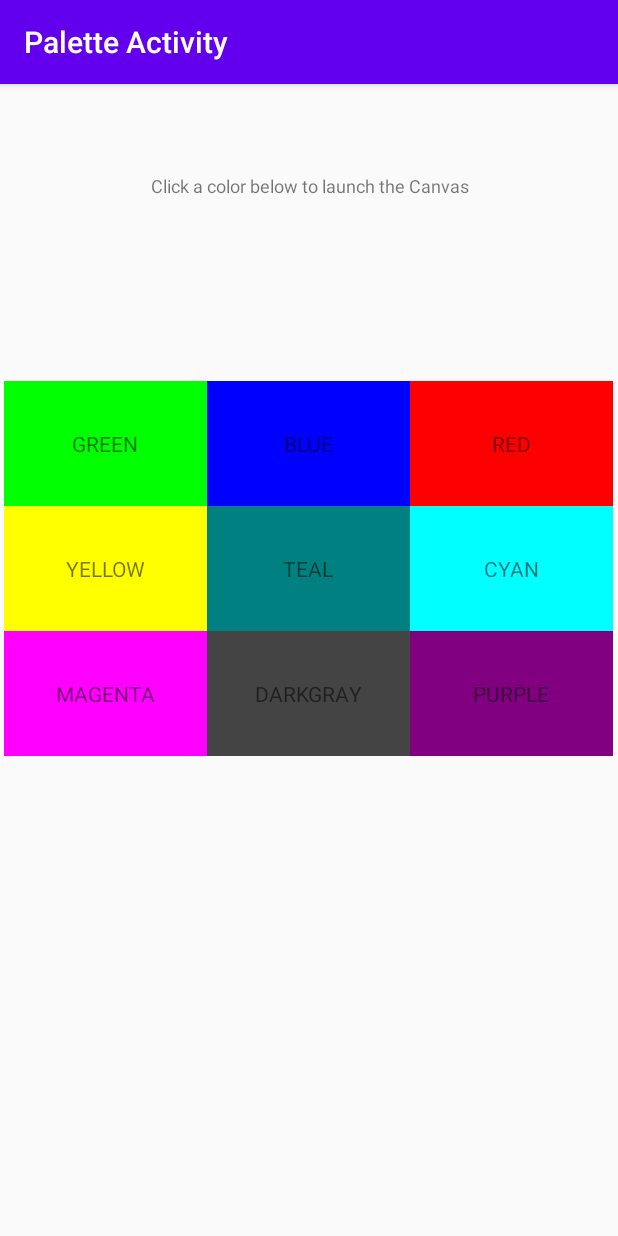
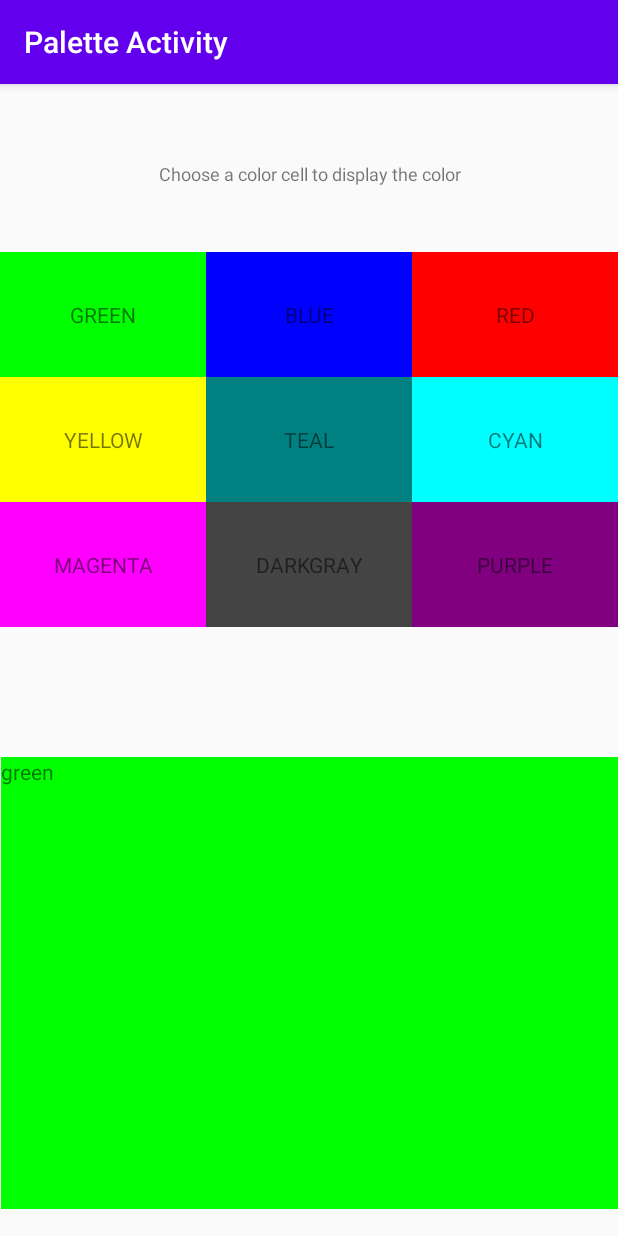
Before and after one commit to Terence21/Lab4-Grid, an Android app: the screen it shows after launch (MainActivity), after a tap on "GREEN", on a phone screen of 412 x 824 dp. Run offline under Robolectric (Android 15) with nearby library versions, the phone set to English and light mode, and no system bars.

Commit message:
first solution to showing color in canvas fragment 1. made a defineColorView method that is called when the mainActivity's implementation method is called

```diff
--- a/app/src/main/java/temple/edu/gridassignment/CanvasFragment.java
+++ b/app/src/main/java/temple/edu/gridassignment/CanvasFragment.java
@@ -1,62 +1,57 @@
 package temple.edu.gridassignment;
 
+import android.content.Context;
+import android.graphics.Color;
 import android.os.Bundle;
+import android.widget.TextView;
 import androidx.fragment.app.Fragment;
 import android.view.LayoutInflater;
 import android.view.View;
 import android.view.ViewGroup;
 
-/**
- * A simple {@link Fragment} subclass.
- * Use the {@link CanvasFragment#newInstance} factory method to
- * create an instance of this fragment.
- */
+
 public class CanvasFragment extends Fragment {
 
-    // TODO: Rename parameter arguments, choose names that match
-    // the fragment initialization parameters, e.g. ARG_ITEM_NUMBER
-    private static final String ARG_PARAM1 = "param1";
-    private static final String ARG_PARAM2 = "param2";
-
-    // TODO: Rename and change types of parameters
-    private String mParam1;
-    private String mParam2;
+   String color;
+   int position;
+   String[] colors;
 
     public CanvasFragment() {
-        // Required empty public constructor
+
     }
 
-    /**
-     * Use this factory method to create a new instance of
-     * this fragment using the provided parameters.
-     *
-     * @param param1 Parameter 1.
-     * @param param2 Parameter 2.
-     * @return A new instance of fragment CanvasFragment.
-     */
-    // TODO: Rename and change types and number of parameters
-    public static CanvasFragment newInstance(String param1, String param2) {
+    public static CanvasFragment newInstance(Context context) {
         CanvasFragment fragment = new CanvasFragment();
-        Bundle args = new Bundle();
-        args.putString(ARG_PARAM1, param1);
-        args.putString(ARG_PARAM2, param2);
-        fragment.setArguments(args);
+        Bundle bundle = new Bundle();
+        fragment.setArguments(bundle);
         return fragment;
     }
 
     @Override
     public void onCreate(Bundle savedInstanceState) {
         super.onCreate(savedInstanceState);
-        if (getArguments() != null) {
-            mParam1 = getArguments().getString(ARG_PARAM1);
-            mParam2 = getArguments().getString(ARG_PARAM2);
-        }
+
+        colors = getResources().getStringArray(R.array.color_array);
+
+
     }
 
     @Override
     public View onCreateView(LayoutInflater inflater, ViewGroup container,
                              Bundle savedInstanceState) {
         // Inflate the layout for this fragment
-        return inflater.inflate(R.layout.fragment_canvas, container, false);
+        View view  =  inflater.inflate(R.layout.fragment_canvas, container, false);
+        TextView colorView = (TextView) view.findViewById(R.id._colorView);
+        colorView.setBackgroundColor(Color.parseColor(color));
+        colorView.setText(view.getResources().getStringArray(R.array.color_array)[position]);
+        return view;
     }
+
+
+    public void defineColorView(int position, String colorName){
+        this.position = position;
+        this.color = colorName;
+    }
+
+
 }
--- a/app/src/main/java/temple/edu/gridassignment/MainActivity.java
+++ b/app/src/main/java/temple/edu/gridassignment/MainActivity.java
@@ -14,6 +14,7 @@ import androidx.appcompat.app.AppCompatActivity;
 import android.os.Bundle;
 import androidx.fragment.app.Fragment;
 import androidx.fragment.app.FragmentManager;
+import androidx.fragment.app.FragmentTransaction;
 
 import java.util.ArrayList;
 import java.util.Arrays;
@@ -21,7 +22,7 @@ import java.util.Locale;
 
 public class MainActivity extends AppCompatActivity implements PaletteFragment.FragmentInteractionListener {
 
-    boolean isClicked;
+    boolean clickedColor;
     FragmentManager fm;
 
     @Override
@@ -29,6 +30,8 @@ public class MainActivity extends AppCompatActivity implements PaletteFragment.F
         super.onCreate(savedInstanceState);
         setContentView(R.layout.activity_main);
         this.setTitle(R.string.name_Palette_activity);
+
+        clickedColor = false;
 
         TextView user_prompt = (TextView) findViewById(R.id._prompt);
         user_prompt.setText(R.string.prompt_text);
@@ -49,34 +52,29 @@ public class MainActivity extends AppCompatActivity implements PaletteFragment.F
                 .commit();
 
 
+    }
+
+
+    @Override
+    public void displayColor(int positon, String color) {
+        if (clickedColor) {
+            ((CanvasFragment) getSupportFragmentManager().findFragmentById(R.id._colorView)).defineColorView(positon, color);
+            FragmentManager fm = getSupportFragmentManager();
+            FragmentTransaction ft = fm.beginTransaction();
+            ft.replace(R.id.container_2, getSupportFragmentManager().findFragmentById(R.id._colorView))
+                    .commit();
+        } else {
+            // error is taking place here, it says null object on setText
+            CanvasFragment canvasFragment = CanvasFragment.newInstance(this);
+            canvasFragment.defineColorView(positon,color);
+            FragmentManager fm = getSupportFragmentManager();
+            FragmentTransaction ft = fm.beginTransaction();
+            ft.add(R.id.container_2, canvasFragment)
+                    .commit();
+            clickedColor = true;
+
+        }
 
 
     }
-
-    /**
-     * send the text value of view to another activity
-     * @param v TextView from from ColorAdapter to send text to activity
-     */
-    public void send(View v, int position, Context context, Resources res){
-        Intent intent = new Intent(context, CanvasActivity.class);
-
-        //respective language text from textView
-        intent.putExtra(res.getString(R.string.Language), ((TextView)v).getText());
-
-        //always send english output of array at position... is to be parsed by color
-        Configuration configuration = new Configuration();
-        configuration.setLocale(new Locale(res.getString(R.string.locale_en)));
-
-        intent.putExtra(res.getString(R.string.English), this.getApplicationContext().createConfigurationContext(configuration)
-                .getResources().getStringArray(R.array.color_array)[position]);
-
-        intent.putExtra(res.getString(R.string.position), position);
-        startActivity(intent);
-
-    }
-
-    @Override
-    public void displayColor(String color) {
-
-    }
 }
--- a/app/src/main/java/temple/edu/gridassignment/PaletteFragment.java
+++ b/app/src/main/java/temple/edu/gridassignment/PaletteFragment.java
@@ -49,6 +49,7 @@ public class PaletteFragment extends Fragment {
                              Bundle savedInstanceState) {
         // attachToRoot means instantly setting view to root of container specified...
         // in MainActivity the fragment manager is to add the root view of this fragment to the container in activity_main
+        // define on Attach if you want to do so this way
         View view = inflater.inflate(R.layout.fragment_palette, container, false);
 
         GridView grid = (GridView) view.findViewById(R.id._colorGrid);
@@ -58,7 +59,8 @@ public class PaletteFragment extends Fragment {
         ((GridView)view.findViewById(R.id._colorGrid)).setOnItemClickListener(new AdapterView.OnItemClickListener() {
             @Override
             public void onItemClick(AdapterView<?> parent, View view, int position, long id) {
-                listener.displayColor(((TextView) view).getText().toString());
+                Log.i("Define", "color: " + ((TextView) view).getText().toString());
+                listener.displayColor(position, ((TextView) view).getText().toString());
             }
         });
         return view;
@@ -75,7 +77,7 @@ public class PaletteFragment extends Fragment {
     }
 
     public interface FragmentInteractionListener{
-        void displayColor(String color);
+        void displayColor(int position, String color);
     }
 
 
--- a/app/src/main/res/layout/activity_main.xml
+++ b/app/src/main/res/layout/activity_main.xml
@@ -6,19 +6,27 @@
         android:layout_width="match_parent"
         android:layout_height="match_parent"
         tools:context=".MainActivity">
+    <FrameLayout
+            android:layout_width="411dp"
+            android:layout_height="301dp"
+            app:layout_constraintEnd_toEndOf="parent" android:layout_marginTop="50dp"
+            app:layout_constraintTop_toBottomOf="@+id/container_1" app:layout_constraintStart_toStartOf="parent"
+            app:layout_constraintBottom_toBottomOf="parent" android:id="@+id/container_2">
+
+    </FrameLayout>
     <TextView
             android:layout_width="245dp"
             android:layout_height="40dp" android:id="@+id/_prompt"
             android:layout_marginEnd="141dp" app:layout_constraintEnd_toEndOf="parent"
-            app:layout_constraintTop_toTopOf="parent" android:layout_marginTop="48dp"
+            app:layout_constraintTop_toTopOf="parent" android:layout_marginTop="40dp"
             app:layout_constraintStart_toStartOf="parent" android:layout_marginStart="141dp"
     />
     <FrameLayout
-            android:layout_width="407dp"
-            android:layout_height="551dp"
-            app:layout_constraintEnd_toEndOf="parent" android:layout_marginTop="91dp"
+            android:layout_width="412dp"
+            android:layout_height="268dp"
+            app:layout_constraintEnd_toEndOf="parent" android:layout_marginTop="32dp"
             app:layout_constraintTop_toBottomOf="@+id/_prompt" app:layout_constraintStart_toStartOf="parent"
-            app:layout_constraintBottom_toBottomOf="parent" android:id="@+id/container_1">
+            android:id="@+id/container_1" app:layout_constraintHorizontal_bias="1.0">
 
     </FrameLayout>
 </androidx.constraintlayout.widget.ConstraintLayout>
--- a/app/src/main/res/values/strings.xml
+++ b/app/src/main/res/values/strings.xml
@@ -3,7 +3,7 @@
     <string name="name_Canvas_activity">Canvas Activity</string>
     <string name="name_Palette_activity">Palette Activity</string>
     <string name="intent_name">name</string>
-    <string name="prompt_text">Click a color below to launch the Canvas</string>
+    <string name="prompt_text">Choose a color cell to display the color</string>
     <string-array name="color_array">
         <item>green</item>
         <item>blue</item>
```
